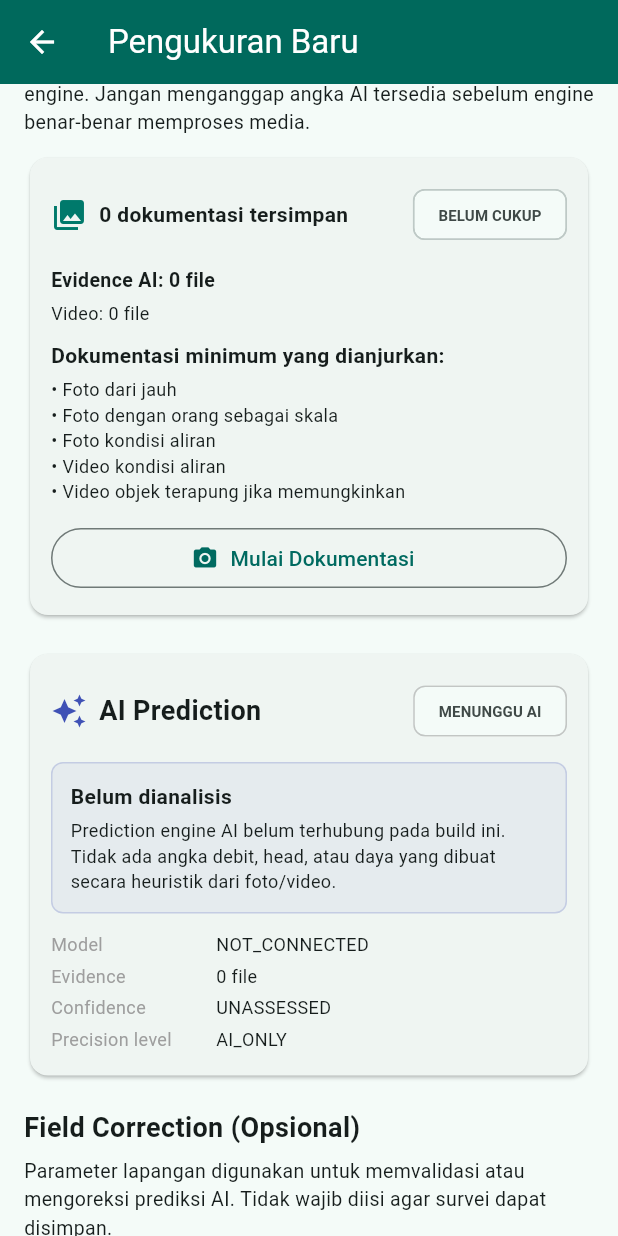
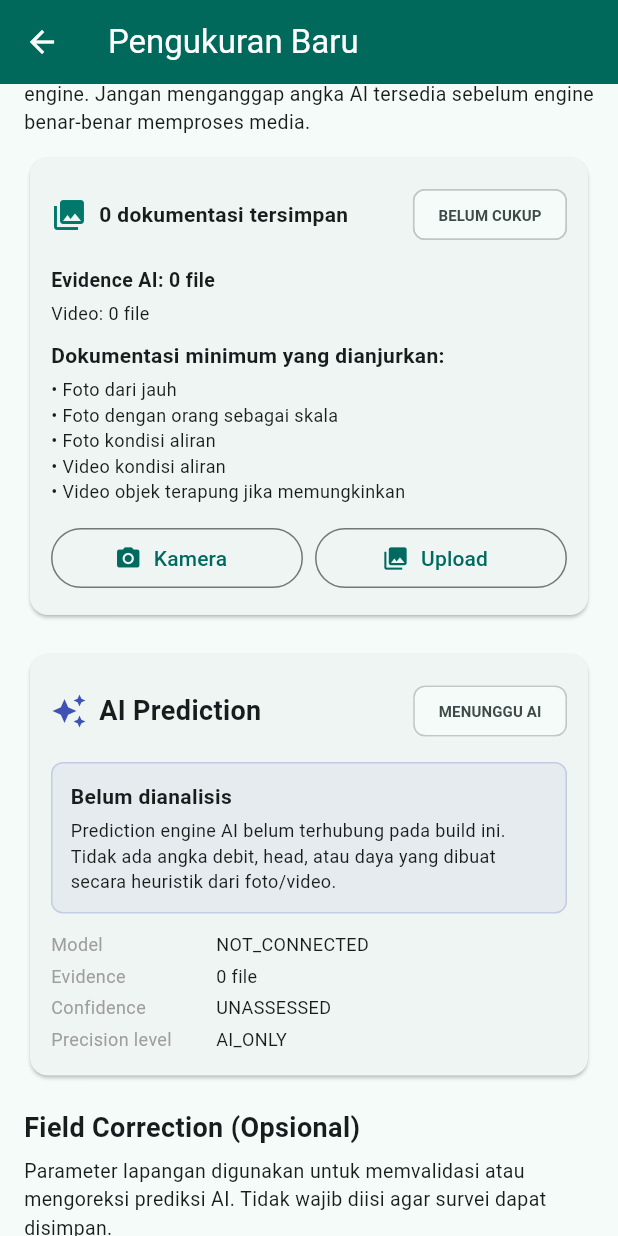
Before and after one commit to anatrammidak-star/hidro-surveyor, a Flutter app: the SurveyFormScreen screen opened directly with empty values, scrolled down 576 dp, on a phone screen of 412 x 824 dp. Run offline on Flutter 3.47's test engine with Material 3 defaults, Android fonts, the phone set to English and light mode, and no system bars; our stand-ins replace camera, file_picker, geolocator, sqflite; missing offline and left inert: workmanager; accounts and stored records are empty.

Commit message:
Update survey_form_screen.dart

```diff
--- a/lib/screens/survey_form_screen.dart
+++ b/lib/screens/survey_form_screen.dart
@@ -1,5 +1,10 @@
+import 'dart:io';
+
+import 'package:file_picker/file_picker.dart';
 import 'package:flutter/material.dart';
 import 'package:geolocator/geolocator.dart';
+import 'package:path/path.dart' as path;
+import 'package:path_provider/path_provider.dart';
 
 import '../services/local_database.dart';
 import 'camera_capture_screen.dart';
@@ -51,6 +56,7 @@ class _SurveyFormScreenState extends State<SurveyFormScreen> {
   String? _gpsError;
 
   CameraCaptureResult? _media;
+  final List<CapturedMedia> _uploadedMedia = [];
 
   // ---------------------------------------------------------------------------
   // FIELD CORRECTION PROFILE
@@ -236,6 +242,165 @@ class _SurveyFormScreenState extends State<SurveyFormScreen> {
   }
 
   // ---------------------------------------------------------------------------
+  // UPLOAD / IMPORT MEDIA
+  // ---------------------------------------------------------------------------
+
+  Future<void> _openMediaPicker() async {
+    try {
+      final result = await FilePicker.platform.pickFiles(
+        allowMultiple: true,
+        type: FileType.media,
+        withData: false,
+      );
+
+      if (result == null || result.files.isEmpty) return;
+
+      final appDir = await getApplicationDocumentsDirectory();
+      final mediaRoot = Directory(
+        path.join(appDir.path, 'hydro_surveyor_media'),
+      );
+
+      if (!await mediaRoot.exists()) {
+        await mediaRoot.create(recursive: true);
+      }
+
+      int imported = 0;
+
+      for (final picked in result.files) {
+        final sourcePath = picked.path;
+        if (sourcePath == null || sourcePath.isEmpty) continue;
+
+        final extension =
+            path.extension(sourcePath).toLowerCase();
+        final isVideo = _isVideoExtension(extension);
+
+        final destination = path.join(
+          mediaRoot.path,
+          '${DateTime.now().microsecondsSinceEpoch}_'
+          '${_safeFileName(picked.name)}',
+        );
+
+        await File(sourcePath).copy(destination);
+
+        _uploadedMedia.add(
+          CapturedMedia(
+            path: destination,
+            mediaType:
+                isVideo ? 'VIDEO_OTHER' : 'PHOTO_OTHER',
+          ),
+        );
+
+        imported++;
+      }
+
+      if (!mounted) return;
+      setState(() {});
+
+      ScaffoldMessenger.of(context).showSnackBar(
+        SnackBar(
+          content: Text(
+            '$imported file berhasil diimpor dan disalin '
+            'ke penyimpanan HydroSurveyor.',
+          ),
+        ),
+      );
+    } catch (e) {
+      if (!mounted) return;
+      ScaffoldMessenger.of(context).showSnackBar(
+        SnackBar(
+          content: Text('Gagal mengimpor media: $e'),
+        ),
+      );
+    }
+  }
+
+  bool _isVideoExtension(String extension) {
+    const extensions = {
+      '.mp4',
+      '.mov',
+      '.m4v',
+      '.avi',
+      '.mkv',
+      '.webm',
+      '.3gp',
+    };
+    return extensions.contains(extension);
+  }
+
+  String _safeFileName(String value) {
+    return value.replaceAll(
+      RegExp(r'[^a-zA-Z0-9._-]'),
+      '_',
+    );
+  }
+
+  List<CapturedMedia> _allMedia() {
+    return [
+      ...(_media?.media ?? const <CapturedMedia>[]),
+      ..._uploadedMedia,
+    ];
+  }
+
+  Future<void> _chooseUploadedMediaType(
+    CapturedMedia item,
+  ) async {
+    final selected = await showModalBottomSheet<String>(
+      context: context,
+      builder: (context) {
+        final isVideo = item.mediaType.startsWith('VIDEO');
+
+        final options = isVideo
+            ? const [
+                ['VIDEO_FLOW', 'Video kondisi aliran'],
+                ['VIDEO_FLOAT', 'Video objek terapung'],
+                ['VIDEO_OTHER', 'Video lainnya'],
+              ]
+            : const [
+                ['PHOTO_FAR', 'Foto dari jauh'],
+                ['PHOTO_SCALE', 'Foto dengan orang sebagai skala'],
+                ['PHOTO_FLOW', 'Foto kondisi aliran'],
+                ['PHOTO_OTHER', 'Foto lainnya'],
+              ];
+
+        return SafeArea(
+          child: Column(
+            mainAxisSize: MainAxisSize.min,
+            children: [
+              const ListTile(
+                title: Text(
+                  'Kategori media',
+                  style: TextStyle(fontWeight: FontWeight.bold),
+                ),
+              ),
+              ...options.map(
+                (option) => ListTile(
+                  leading: Icon(
+                    isVideo ? Icons.videocam : Icons.photo,
+                  ),
+                  title: Text(option[1]),
+                  onTap: () => Navigator.pop(context, option[0]),
+                ),
+              ),
+            ],
+          ),
+        );
+      },
+    );
+
+    if (selected == null || !mounted) return;
+
+    final index = _uploadedMedia.indexOf(item);
+    if (index < 0) return;
+
+    setState(() {
+      _uploadedMedia[index] = CapturedMedia(
+        path: item.path,
+        mediaType: selected,
+      );
+    });
+  }
+
+  // ---------------------------------------------------------------------------
   // BASIC PARSING
   // ---------------------------------------------------------------------------
 
@@ -322,7 +487,7 @@ class _SurveyFormScreenState extends State<SurveyFormScreen> {
   // ---------------------------------------------------------------------------
 
   String _documentationStatus() {
-    final media = _media?.media ?? [];
+    final media = _allMedia();
 
     if (media.isEmpty) {
       return 'INADEQUATE';
@@ -373,7 +538,7 @@ class _SurveyFormScreenState extends State<SurveyFormScreen> {
   }
 
   int _aiEvidenceCount() {
-    return _media?.media.length ?? 0;
+    return _allMedia().length;
   }
 
   String _confidenceLevel() {
@@ -741,8 +906,7 @@ class _SurveyFormScreenState extends State<SurveyFormScreen> {
       final surveyId =
           await _db.insertSurvey(values);
 
-      final media =
-          _media?.media ?? [];
+      final media = _allMedia();
 
       if (media.isNotEmpty) {
         for (final item in media) {
@@ -1091,25 +1255,20 @@ class _SurveyFormScreenState extends State<SurveyFormScreen> {
   // ---------------------------------------------------------------------------
 
   Widget _buildDocumentationCard() {
-    final count =
-        _media?.media.length ?? 0;
+    final allMedia = _allMedia();
+    final count = allMedia.length;
 
     final status =
         _documentationStatus();
 
-    final videoCount =
-        _media?.media
-                .where(
-                  (item) =>
-                      item.mediaType ==
-                          'VIDEO_FLOW' ||
-                      item.mediaType ==
-                          'VIDEO_FLOAT' ||
-                      item.mediaType ==
-                          'VIDEO_OTHER',
-                )
-                .length ??
-            0;
+    final videoCount = allMedia
+        .where(
+          (item) =>
+              item.mediaType == 'VIDEO_FLOW' ||
+              item.mediaType == 'VIDEO_FLOAT' ||
+              item.mediaType == 'VIDEO_OTHER',
+        )
+        .length;
 
     return Card(
       child: Padding(
@@ -1188,22 +1347,60 @@ class _SurveyFormScreenState extends State<SurveyFormScreen> {
 
             const SizedBox(height: 12),
 
-            SizedBox(
-              width: double.infinity,
-              child:
-                  OutlinedButton.icon(
-                onPressed:
-                    _openCamera,
-                icon: const Icon(
-                  Icons.camera_alt,
+            Row(
+              children: [
+                Expanded(
+                  child: OutlinedButton.icon(
+                    onPressed: _openCamera,
+                    icon: const Icon(Icons.camera_alt),
+                    label: const Text('Kamera'),
+                  ),
                 ),
-                label: Text(
-                  count == 0
-                      ? 'Mulai Dokumentasi'
-                      : 'Tambah Dokumentasi',
+                const SizedBox(width: 8),
+                Expanded(
+                  child: OutlinedButton.icon(
+                    onPressed: _openMediaPicker,
+                    icon: const Icon(Icons.photo_library),
+                    label: const Text('Upload'),
+                  ),
                 ),
-              ),
-            ),
+              ],
+            ),
+
+            if (_uploadedMedia.isNotEmpty) ...[
+              const SizedBox(height: 12),
+              const Text(
+                'Media dari perangkat',
+                style: TextStyle(fontWeight: FontWeight.bold),
+              ),
+              const SizedBox(height: 4),
+              ..._uploadedMedia.map(
+                (item) => ListTile(
+                  dense: true,
+                  contentPadding: EdgeInsets.zero,
+                  leading: Icon(
+                    item.mediaType.startsWith('VIDEO')
+                        ? Icons.videocam
+                        : Icons.photo,
+                  ),
+                  title: Text(
+                    path.basename(item.path),
+                    maxLines: 1,
+                    overflow: TextOverflow.ellipsis,
+                  ),
+                  subtitle: Text(
+                    item.mediaType,
+                    style: const TextStyle(fontSize: 11),
+                  ),
+                  trailing: IconButton(
+                    tooltip: 'Ubah kategori',
+                    icon: const Icon(Icons.edit, size: 20),
+                    onPressed: () =>
+                        _chooseUploadedMediaType(item),
+                  ),
+                ),
+              ),
+            ],
           ],
         ),
       ),
```
